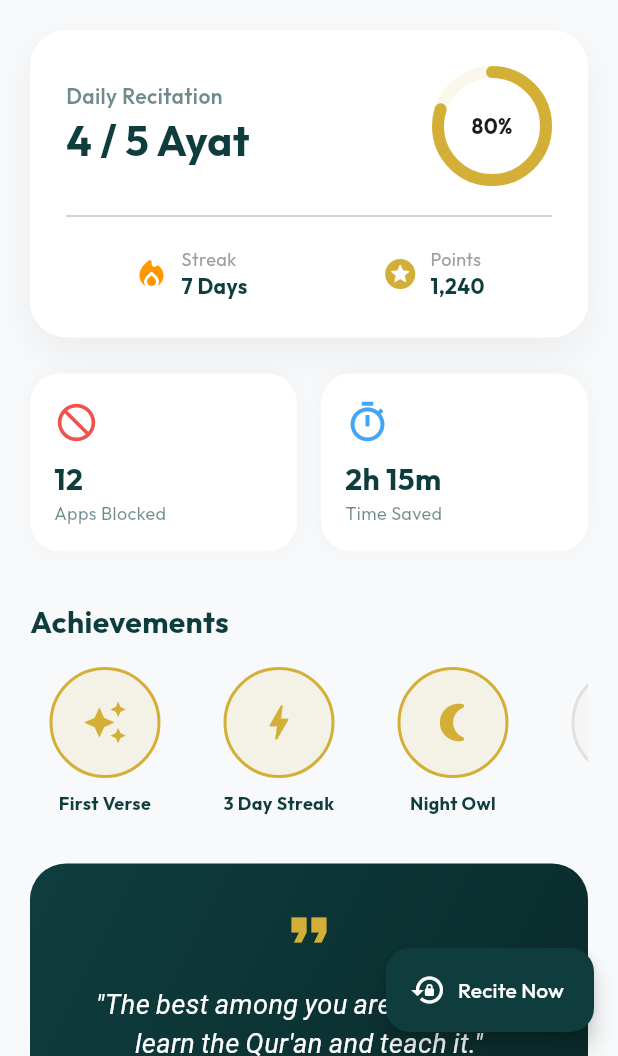
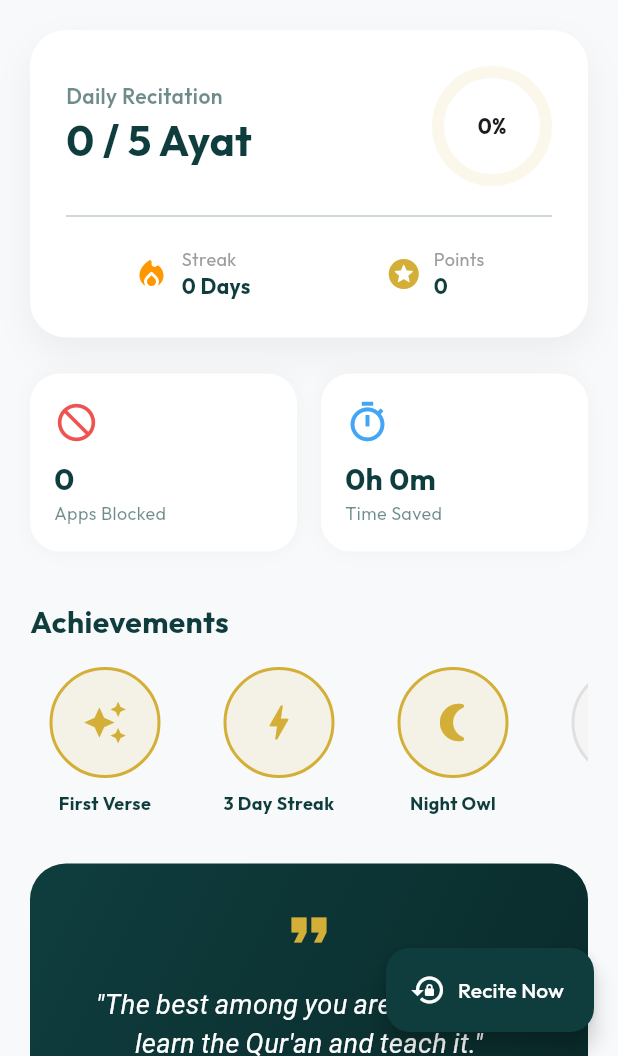
Before and after one commit to ZekriDev1/TilawaLock, a Flutter app: the HomeDashboardScreen screen opened directly, on a phone screen of 412 x 824 dp, the part 180-1236 px from its top. Run offline on Flutter 3.47's test engine with Material 3 defaults, Android fonts, the phone set to English and light mode, and no system bars; drawn by our look-alikes of percent_indicator; our stand-ins replace animate_do, flutter_riverpod, google_fonts, hive_flutter, permission_handler, speech_to_text; missing offline and left inert: home_widget, installed_apps, usage_stats; accounts and stored records are empty.

Commit message:
Fixing App

```diff
--- a/lib/core/services/local_database_manager.dart
+++ b/lib/core/services/local_database_manager.dart
@@ -40,6 +40,22 @@ class LocalDatabaseManager {
     return statsBox.get('streak', defaultValue: 0);
   }
 
+  static Future<void> saveVersesCompleted(int count) async {
+    await statsBox.put('verses_completed', count);
+  }
+
+  static int getVersesCompleted() {
+    return statsBox.get('verses_completed', defaultValue: 0);
+  }
+
+  static Future<void> savePoints(int points) async {
+    await statsBox.put('points', points);
+  }
+
+  static int getPoints() {
+    return statsBox.get('points', defaultValue: 0);
+  }
+
   // Language helpers
   static Future<void> saveLanguage(String languageCode) async {
     await settingsBox.put('language_code', languageCode);
--- a/lib/data/repositories/lock_repository_impl.dart
+++ b/lib/data/repositories/lock_repository_impl.dart
@@ -20,7 +20,11 @@ class LockRepositoryImpl implements LockRepository {
 
   @override
   Future<void> unlockApp(String packageName) async {
-     // Usually means removing from lock list or temporary unlock
+    final list = LocalDatabaseManager.getLockedApps();
+    if (list.contains(packageName)) {
+      list.remove(packageName);
+      await LocalDatabaseManager.setLockedApps(list);
+    }
   }
 
   @override
--- a/lib/presentation/screens/home_dashboard_screen.dart
+++ b/lib/presentation/screens/home_dashboard_screen.dart
@@ -1,17 +1,22 @@
 import 'package:flutter/material.dart';
+import 'package:flutter_riverpod/flutter_riverpod.dart';
 import 'package:percent_indicator/percent_indicator.dart';
 import 'package:animate_do/animate_do.dart';
 import 'package:tilawalock/l10n/app_localizations.dart';
 import '../../core/constants/colors.dart';
+import '../../core/services/local_database_manager.dart';
+import '../providers/lock_provider.dart';
 import '../widgets/badge_card.dart';
 import 'settings_screen.dart';
 
-class HomeDashboardScreen extends StatelessWidget {
+class HomeDashboardScreen extends ConsumerWidget {
   const HomeDashboardScreen({super.key});
 
   @override
-  Widget build(BuildContext context) {
+  Widget build(BuildContext context, WidgetRef ref) {
     final l10n = AppLocalizations.of(context)!;
+    final lockState = ref.watch(lockProvider);
+    final points = LocalDatabaseManager.getPoints();
 
     return Scaffold(
       backgroundColor: AppColors.background,
@@ -24,9 +29,9 @@ class HomeDashboardScreen extends StatelessWidget {
               child: Column(
                 crossAxisAlignment: CrossAxisAlignment.start,
                 children: [
-                  _buildDailyProgress(l10n),
+                   _buildDailyProgress(l10n, lockState, points),
                   const SizedBox(height: 24),
-                  _buildStatsGrid(l10n),
+                  _buildStatsGrid(l10n, lockState),
                   const SizedBox(height: 32),
                   Text(
                     l10n.achievements,
@@ -91,7 +96,10 @@ class HomeDashboardScreen extends StatelessWidget {
     );
   }
 
-  Widget _buildDailyProgress(AppLocalizations l10n) {
+  Widget _buildDailyProgress(AppLocalizations l10n, AppLockState state, int points) {
+    double percent = state.versesCompleted / 5.0; // Target 5
+    if (percent > 1.0) percent = 1.0;
+
     return Container(
       padding: const EdgeInsets.all(24),
       decoration: BoxDecoration(
@@ -117,17 +125,17 @@ class HomeDashboardScreen extends StatelessWidget {
                     l10n.dailyRecitation,
                     style: TextStyle(color: AppColors.emerald.withOpacity(0.6), fontWeight: FontWeight.w600),
                   ),
-                  const Text(
-                    "4 / 5 Ayat",
-                    style: TextStyle(fontSize: 28, fontWeight: FontWeight.bold, color: AppColors.emerald),
+                  Text(
+                    "${state.versesCompleted} / 5 Ayat",
+                    style: const TextStyle(fontSize: 28, fontWeight: FontWeight.bold, color: AppColors.emerald),
                   ),
                 ],
               ),
               CircularPercentIndicator(
                 radius: 40.0,
                 lineWidth: 8.0,
-                percent: 0.8,
-                center: const Text("80%", style: TextStyle(fontWeight: FontWeight.bold)),
+                percent: percent,
+                center: Text("${(percent * 100).toInt()}%", style: const TextStyle(fontWeight: FontWeight.bold)),
                 progressColor: AppColors.gold,
                 backgroundColor: AppColors.gold.withOpacity(0.1),
                 circularStrokeCap: CircularStrokeCap.round,
@@ -138,8 +146,8 @@ class HomeDashboardScreen extends StatelessWidget {
           Row(
             mainAxisAlignment: MainAxisAlignment.spaceAround,
             children: [
-              _buildSmallStat(l10n.streak, l10n.days(7), Icons.local_fire_department_rounded, Colors.orange),
-              _buildSmallStat(l10n.points, "1,240", Icons.stars_rounded, AppColors.gold),
+              _buildSmallStat(l10n.streak, l10n.days(state.streak), Icons.local_fire_department_rounded, Colors.orange),
+              _buildSmallStat(l10n.points, points.toString(), Icons.stars_rounded, AppColors.gold),
             ],
           ),
         ],
@@ -163,7 +171,7 @@ class HomeDashboardScreen extends StatelessWidget {
     );
   }
 
-  Widget _buildStatsGrid(AppLocalizations l10n) {
+  Widget _buildStatsGrid(AppLocalizations l10n, AppLockState state) {
     return GridView.count(
       shrinkWrap: true,
       physics: const NeverScrollableScrollPhysics(),
@@ -172,8 +180,8 @@ class HomeDashboardScreen extends StatelessWidget {
       mainAxisSpacing: 16,
       childAspectRatio: 1.5,
       children: [
-        _buildStatCard(l10n.appsBlocked, "12", Icons.block_flipped, Colors.red.shade400),
-        _buildStatCard(l10n.timeSaved, "2h 15m", Icons.timer_outlined, Colors.blue.shade400),
+        _buildStatCard(l10n.appsBlocked, state.selectedApps.length.toString(), Icons.block_flipped, Colors.red.shade400),
+        _buildStatCard(l10n.timeSaved, "0h 0m", Icons.timer_outlined, Colors.blue.shade400),
       ],
     );
   }
--- a/lib/presentation/screens/lock_overlay_screen.dart
+++ b/lib/presentation/screens/lock_overlay_screen.dart
@@ -1,6 +1,7 @@
 import 'package:flutter/material.dart';
 import 'dart:ui';
 import 'package:animate_do/animate_do.dart';
+import 'package:flutter/services.dart';
 import 'package:tilawalock/l10n/app_localizations.dart';
 import '../../core/constants/colors.dart';
 import 'recitation_screen.dart';
@@ -96,7 +97,7 @@ class LockOverlayScreen extends StatelessWidget {
                   const SizedBox(height: 20),
                   TextButton(
                     onPressed: () {
-                      // Minimize app or go home
+                      SystemNavigator.pop();
                     },
                     child: Text(
                       l10n.closeAndDiscipline,
--- a/lib/presentation/screens/splash_screen.dart
+++ b/lib/presentation/screens/splash_screen.dart
@@ -34,7 +34,6 @@ class _SplashScreenState extends State<SplashScreen> {
       backgroundColor: AppColors.background,
       body: Stack(
         children: [
-          // Background Glow
           Center(
             child: FadeIn(
               duration: const Duration(seconds: 2),
```
Also changed, not shown: analysis_options.yaml (+0 -27 lines), assets/i18n/ar.json (added, +25 -0 lines), assets/i18n/en.json (added, +25 -0 lines), assets/i18n/fr.json (added, +25 -0 lines), lib/core/services/achievement_engine.dart (+16 -1 lines), lib/core/services/usage_tracking_service.dart (+16 -4 lines), lib/presentation/providers/lock_provider.dart (+43 -14 lines), lib/presentation/screens/app_selection_screen.dart (+25 -10 lines), lib/presentation/screens/permissions_screen.dart (+10 -2 lines), lib/presentation/screens/recitation_screen.dart (+11 -1 lines), lib/presentation/screens/usage_limit_setup_screen.dart (+8 -4 lines), pubspec.yaml (+25 -28 lines), pubspec.lock, 13 other files.
